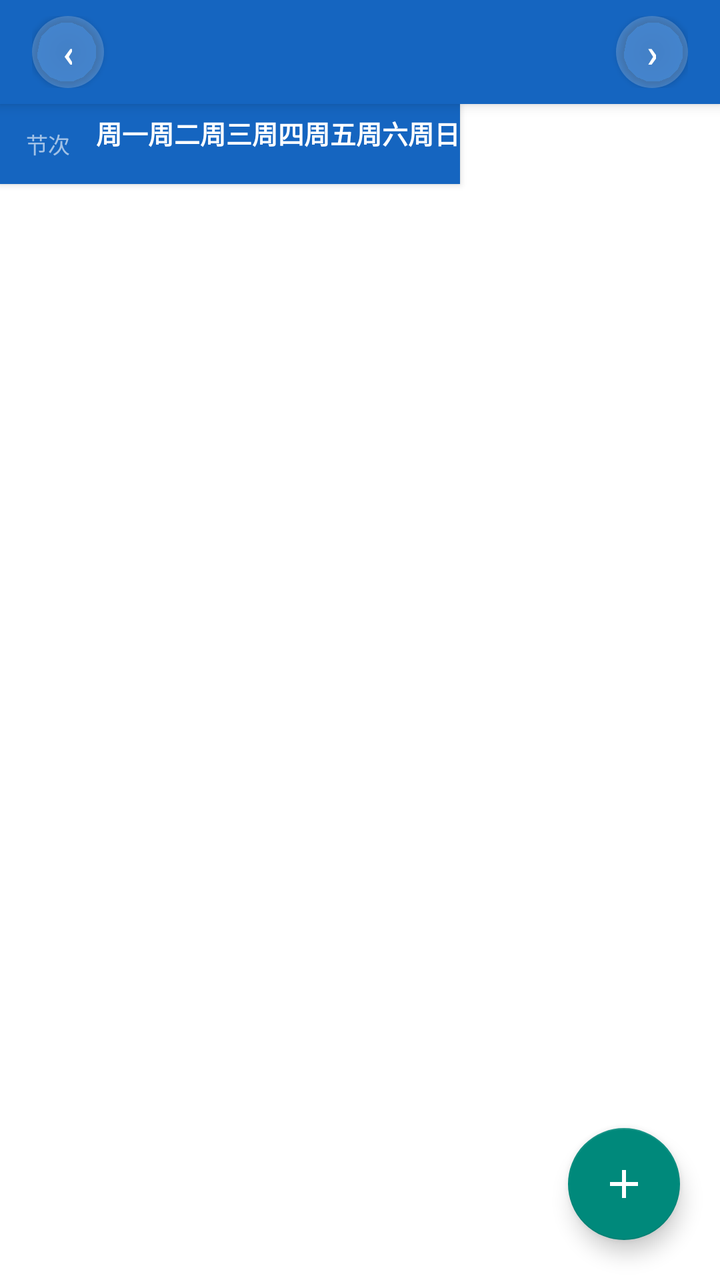
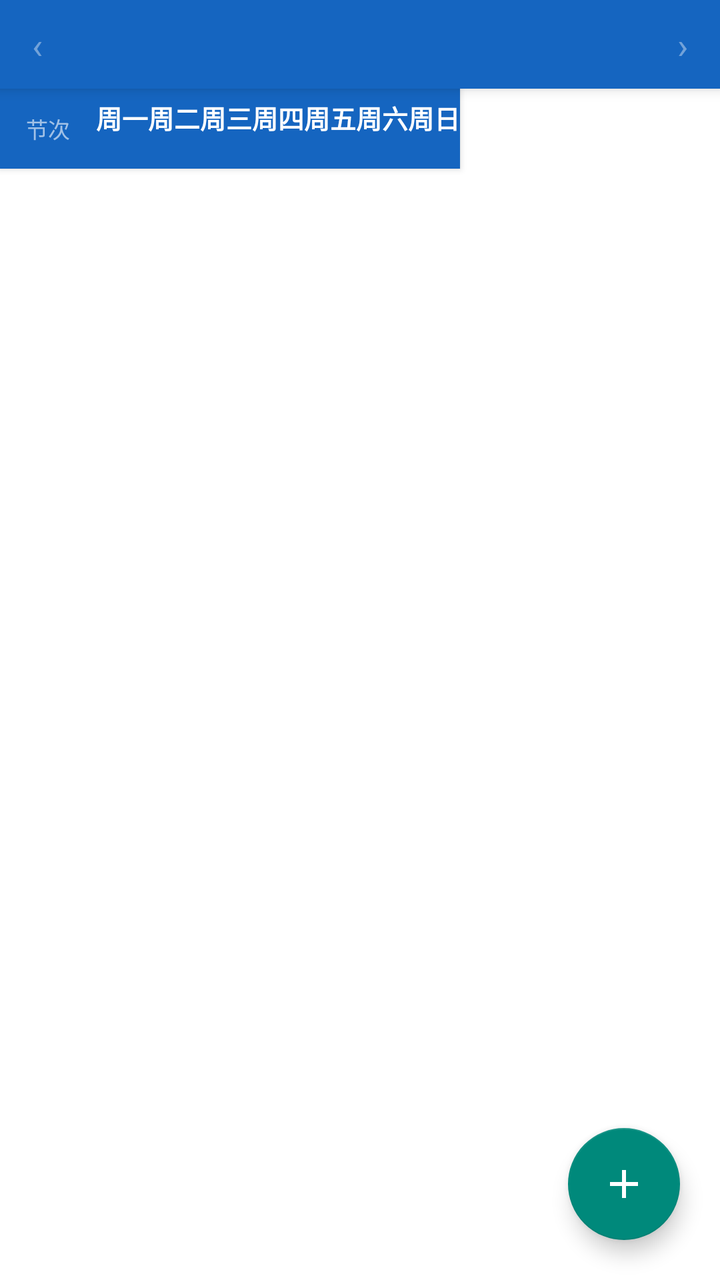

Compare the two renders of this Android layout. The source of the first and the diff that turns it into the second are given below.
<!-- AndroidManifest.xml: application theme Theme.Timetable -->
<!-- res/layout/fragment_timetable.xml -->
<?xml version="1.0" encoding="utf-8"?>
<FrameLayout xmlns:android="http://schemas.android.com/apk/res/android"
    xmlns:app="http://schemas.android.com/apk/res-auto"
    android:layout_width="match_parent"
    android:layout_height="match_parent">

    <LinearLayout
        android:layout_width="match_parent"
        android:layout_height="match_parent"
        android:orientation="vertical"
        android:background="?android:attr/colorBackground">

        
        <LinearLayout
            android:id="@+id/week_nav_bar"
            android:layout_width="match_parent"
            android:layout_height="wrap_content"
            android:gravity="center_vertical"
            android:orientation="horizontal"
            android:paddingTop="8dp"
            android:paddingBottom="8dp"
            android:paddingHorizontal="16dp"
            android:background="?attr/colorPrimary"
            android:elevation="4dp">

            <com.google.android.material.button.MaterialButton
                android:id="@+id/btn_prev_week"
                android:layout_width="36dp"
                android:layout_height="36dp"
                android:text="‹"
                android:textSize="20sp"
                android:textAllCaps="false"
                android:insetTop="0dp"
                android:insetBottom="0dp"
                app:cornerRadius="18dp"
                app:strokeWidth="0dp"
                app:backgroundTint="#33FFFFFF"
                android:textColor="@android:color/white" />

            <TextView
                android:id="@+id/tv_week_info"
                android:layout_width="0dp"
                android:layout_height="wrap_content"
                android:layout_weight="1"
                android:gravity="center"
                android:textColor="@android:color/white"
                android:textSize="@dimen/timetable_nav_text_size"
                android:textStyle="bold" />

            <com.google.android.material.button.MaterialButton
                android:id="@+id/btn_next_week"
                android:layout_width="36dp"
                android:layout_height="36dp"
                android:text="›"
                android:textSize="20sp"
                android:textAllCaps="false"
                android:insetTop="0dp"
                android:insetBottom="0dp"
                app:cornerRadius="18dp"
                app:strokeWidth="0dp"
                app:backgroundTint="#33FFFFFF"
                android:textColor="@android:color/white" />

        </LinearLayout>

        
        <HorizontalScrollView
            android:id="@+id/hsv_timetable"
            android:layout_width="match_parent"
            android:layout_height="0dp"
            android:layout_weight="1"
            android:fillViewport="true"
            android:scrollbars="none">

            <LinearLayout
                android:layout_width="wrap_content"
                android:layout_height="match_parent"
                android:orientation="vertical">

                
                <LinearLayout
                    android:id="@+id/header_row"
                    android:layout_width="wrap_content"
                    android:layout_height="@dimen/timetable_header_height"
                    android:orientation="horizontal"
                    android:background="?attr/colorPrimary"
                    android:elevation="2dp">

                    
                    <TextView
                        android:layout_width="@dimen/timetable_period_label_width"
                        android:layout_height="match_parent"
                        android:gravity="center"
                        android:textColor="#99FFFFFF"
                        android:textSize="@dimen/timetable_period_text_size"
                        android:text="节次" />

                    
                    <LinearLayout
                        android:layout_width="wrap_content"
                        android:layout_height="match_parent"
                        android:orientation="vertical"
                        android:gravity="center"
                        android:paddingTop="3dp"
                        android:paddingBottom="2dp">

                        <TextView
                            android:layout_width="match_parent"
                            android:layout_height="0dp"
                            android:layout_weight="1"
                            android:gravity="center"
                            android:text="周一"
                            android:textColor="@android:color/white"
                            android:textSize="@dimen/timetable_header_text_size"
                            android:textStyle="bold" />

                        <TextView
                            android:layout_width="match_parent"
                            android:layout_height="wrap_content"
                            android:gravity="center"
                            android:text=""
                            android:textColor="#CCFFFFFF"
                            android:textSize="@dimen/timetable_header_date_text_size" />
                    </LinearLayout>

                    
                    <LinearLayout
                        android:layout_width="wrap_content"
                        android:layout_height="match_parent"
                        android:orientation="vertical"
                        android:gravity="center"
                        android:paddingTop="3dp"
                        android:paddingBottom="2dp">

                        <TextView
                            android:layout_width="match_parent"
                            android:layout_height="0dp"
                            android:layout_weight="1"
                            android:gravity="center"
                            android:text="周二"
                            android:textColor="@android:color/white"
                            android:textSize="@dimen/timetable_header_text_size"
                            android:textStyle="bold" />

                        <TextView
                            android:layout_width="match_parent"
                            android:layout_height="wrap_content"
                            android:gravity="center"
                            android:text=""
                            android:textColor="#CCFFFFFF"
                            android:textSize="@dimen/timetable_header_date_text_size" />
                    </LinearLayout>

                    
                    <LinearLayout
                        android:layout_width="wrap_content"
                        android:layout_height="match_parent"
                        android:orientation="vertical"
                        android:gravity="center"
                        android:paddingTop="3dp"
                        android:paddingBottom="2dp">

                        <TextView
                            android:layout_width="match_parent"
                            android:layout_height="0dp"
                            android:layout_weight="1"
                            android:gravity="center"
                            android:text="周三"
                            android:textColor="@android:color/white"
                            android:textSize="@dimen/timetable_header_text_size"
                            android:textStyle="bold" />

                        <TextView
                            android:layout_width="match_parent"
                            android:layout_height="wrap_content"
                            android:gravity="center"
                            android:text=""
                            android:textColor="#CCFFFFFF"
                            android:textSize="@dimen/timetable_header_date_text_size" />
                    </LinearLayout>

                    
                    <LinearLayout
                        android:layout_width="wrap_content"
                        android:layout_height="match_parent"
                        android:orientation="vertical"
                        android:gravity="center"
                        android:paddingTop="3dp"
                        android:paddingBottom="2dp">

                        <TextView
                            android:layout_width="match_parent"
                            android:layout_height="0dp"
                            android:layout_weight="1"
                            android:gravity="center"
                            android:text="周四"
                            android:textColor="@android:color/white"
                            android:textSize="@dimen/timetable_header_text_size"
                            android:textStyle="bold" />

                        <TextView
                            android:layout_width="match_parent"
                            android:layout_height="wrap_content"
                            android:gravity="center"
                            android:text=""
                            android:textColor="#CCFFFFFF"
                            android:textSize="@dimen/timetable_header_date_text_size" />
                    </LinearLayout>

                    
                    <LinearLayout
                        android:layout_width="wrap_content"
                        android:layout_height="match_parent"
                        android:orientation="vertical"
                        android:gravity="center"
                        android:paddingTop="3dp"
                        android:paddingBottom="2dp">

                        <TextView
                            android:layout_width="match_parent"
                            android:layout_height="0dp"
                            android:layout_weight="1"
                            android:gravity="center"
                            android:text="周五"
                            android:textColor="@android:color/white"
                            android:textSize="@dimen/timetable_header_text_size"
                            android:textStyle="bold" />

                        <TextView
                            android:layout_width="match_parent"
                            android:layout_height="wrap_content"
                            android:gravity="center"
                            android:text=""
                            android:textColor="#CCFFFFFF"
                            android:textSize="@dimen/timetable_header_date_text_size" />
                    </LinearLayout>

                    
                    <LinearLayout
                        android:layout_width="wrap_content"
                        android:layout_height="match_parent"
                        android:orientation="vertical"
                        android:gravity="center"
                        android:paddingTop="3dp"
                        android:paddingBottom="2dp">

                        <TextView
                            android:layout_width="match_parent"
                            android:layout_height="0dp"
                            android:layout_weight="1"
                            android:gravity="center"
                            android:text="周六"
                            android:textColor="@android:color/white"
                            android:textSize="@dimen/timetable_header_text_size"
                            android:textStyle="bold" />

                        <TextView
                            android:layout_width="match_parent"
                            android:layout_height="wrap_content"
                            android:gravity="center"
                            android:text=""
                            android:textColor="#CCFFFFFF"
                            android:textSize="@dimen/timetable_header_date_text_size" />
                    </LinearLayout>

                    
                    <LinearLayout
                        android:layout_width="wrap_content"
                        android:layout_height="match_parent"
                        android:orientation="vertical"
                        android:gravity="center"
                        android:paddingTop="3dp"
                        android:paddingBottom="2dp">

                        <TextView
                            android:layout_width="match_parent"
                            android:layout_height="0dp"
                            android:layout_weight="1"
                            android:gravity="center"
                            android:text="周日"
                            android:textColor="@android:color/white"
                            android:textSize="@dimen/timetable_header_text_size"
                            android:textStyle="bold" />

                        <TextView
                            android:layout_width="match_parent"
                            android:layout_height="wrap_content"
                            android:gravity="center"
                            android:text=""
                            android:textColor="#CCFFFFFF"
                            android:textSize="@dimen/timetable_header_date_text_size" />
                    </LinearLayout>

                </LinearLayout>

                
                <androidx.recyclerview.widget.RecyclerView
                    android:id="@+id/rv_timetable"
                    android:layout_width="wrap_content"
                    android:layout_height="match_parent"
                    android:nestedScrollingEnabled="false" />

            </LinearLayout>

        </HorizontalScrollView>

        
        <TextView
            android:id="@+id/tv_empty"
            android:layout_width="match_parent"
            android:layout_height="0dp"
            android:layout_weight="1"
            android:gravity="center"
            android:text="@string/empty_timetable"
            android:textColor="?android:attr/textColorSecondary"
            android:textSize="16sp"
            android:visibility="gone" />

    </LinearLayout>

    
    <com.google.android.material.floatingactionbutton.FloatingActionButton
        android:id="@+id/fab_add_course"
        android:layout_width="wrap_content"
        android:layout_height="wrap_content"
        android:layout_gravity="bottom|end"
        android:layout_marginEnd="@dimen/fab_margin"
        android:layout_marginBottom="@dimen/fab_margin"
        android:contentDescription="添加课程"
        app:fabSize="normal"
        app:maxImageSize="24dp"
        android:src="@drawable/ic_add" />

</FrameLayout>
<!-- resources referenced by this layout -->
<resources>
  <dimen name="fab_margin">20dp</dimen>
  <dimen name="timetable_header_date_text_size">9sp</dimen>
  <dimen name="timetable_header_height">40dp</dimen>
  <dimen name="timetable_header_text_size">13sp</dimen>
  <dimen name="timetable_nav_text_size">15sp</dimen>
  <dimen name="timetable_period_label_width">48dp</dimen>
  <dimen name="timetable_period_text_size">11sp</dimen>
  <!-- drawable ic_add (drawable) -->
  <?xml version="1.0" encoding="utf-8"?>
  <vector xmlns:android="http://schemas.android.com/apk/res/android"
      android:width="24dp"
      android:height="24dp"
      android:viewportWidth="24"
      android:viewportHeight="24">
      <path
          android:fillColor="#FFFFFF"
          android:pathData="M19,13h-6v6h-2v-6H5v-2h6V5h2v6h6v2z" />
  </vector>
  <string name="empty_timetable">本周暂无课程</string>
  <style name="Theme.Timetable" parent="Theme.MaterialComponents.DayNight.NoActionBar">
          
          <item name="colorPrimary">@color/blue_primary</item>
          <item name="colorPrimaryVariant">@color/blue_primary_dark</item>
          <item name="colorOnPrimary">@color/white</item>
          
          <item name="colorSecondary">@color/accent</item>
          <item name="colorSecondaryVariant">@color/blue_primary_dark</item>
          <item name="colorOnSecondary">@color/white</item>
          
          <item name="android:statusBarColor">?attr/colorPrimaryVariant</item>
          
          <item name="android:navigationBarColor">?attr/colorPrimaryVariant</item>
          
          <item name="android:windowLightStatusBar" tools:targetApi="m">false</item>
      </style>
  <color name="blue_primary">#FF1565C0</color>
  <color name="blue_primary_dark">#FF0D47A1</color>
  <color name="white">#FFFFFFFF</color>
  <color name="accent">#FF00897B</color>
</resources>

<!-- the commit's change to res/layout/fragment_timetable.xml (unified diff, before → after) -->
@@ -5,6 +5,7 @@
     android:layout_height="match_parent">
 
     <LinearLayout
+        android:id="@+id/timetable_container"
         android:layout_width="match_parent"
         android:layout_height="match_parent"
         android:orientation="vertical"
@@ -15,27 +16,21 @@
             android:id="@+id/week_nav_bar"
             android:layout_width="match_parent"
             android:layout_height="wrap_content"
-            android:gravity="center_vertical"
+            android:gravity="center"
             android:orientation="horizontal"
-            android:paddingTop="8dp"
-            android:paddingBottom="8dp"
+            android:paddingTop="10dp"
+            android:paddingBottom="10dp"
             android:paddingHorizontal="16dp"
             android:background="?attr/colorPrimary"
             android:elevation="4dp">
 
-            <com.google.android.material.button.MaterialButton
-                android:id="@+id/btn_prev_week"
-                android:layout_width="36dp"
-                android:layout_height="36dp"
+            <TextView
+                android:layout_width="wrap_content"
+                android:layout_height="wrap_content"
                 android:text="‹"
-                android:textSize="20sp"
-                android:textAllCaps="false"
-                android:insetTop="0dp"
-                android:insetBottom="0dp"
-                app:cornerRadius="18dp"
-                app:strokeWidth="0dp"
-                app:backgroundTint="#33FFFFFF"
-                android:textColor="@android:color/white" />
+                android:textSize="18sp"
+                android:textColor="#66FFFFFF"
+                android:layout_marginEnd="8dp" />
 
             <TextView
                 android:id="@+id/tv_week_info"
@@ -47,19 +42,13 @@
                 android:textSize="@dimen/timetable_nav_text_size"
                 android:textStyle="bold" />
 
-            <com.google.android.material.button.MaterialButton
-                android:id="@+id/btn_next_week"
-                android:layout_width="36dp"
-                android:layout_height="36dp"
+            <TextView
+                android:layout_width="wrap_content"
+                android:layout_height="wrap_content"
                 android:text="›"
-                android:textSize="20sp"
-                android:textAllCaps="false"
-                android:insetTop="0dp"
-                android:insetBottom="0dp"
-                app:cornerRadius="18dp"
-                app:strokeWidth="0dp"
-                app:backgroundTint="#33FFFFFF"
-                android:textColor="@android:color/white" />
+                android:textSize="18sp"
+                android:textColor="#66FFFFFF"
+                android:layout_marginStart="8dp" />
 
         </LinearLayout>
 
@@ -298,6 +287,8 @@
                     android:id="@+id/rv_timetable"
                     android:layout_width="wrap_content"
                     android:layout_height="match_parent"
+                    android:clipChildren="false"
+                    android:clipToPadding="false"
                     android:nestedScrollingEnabled="false" />
 
             </LinearLayout>
